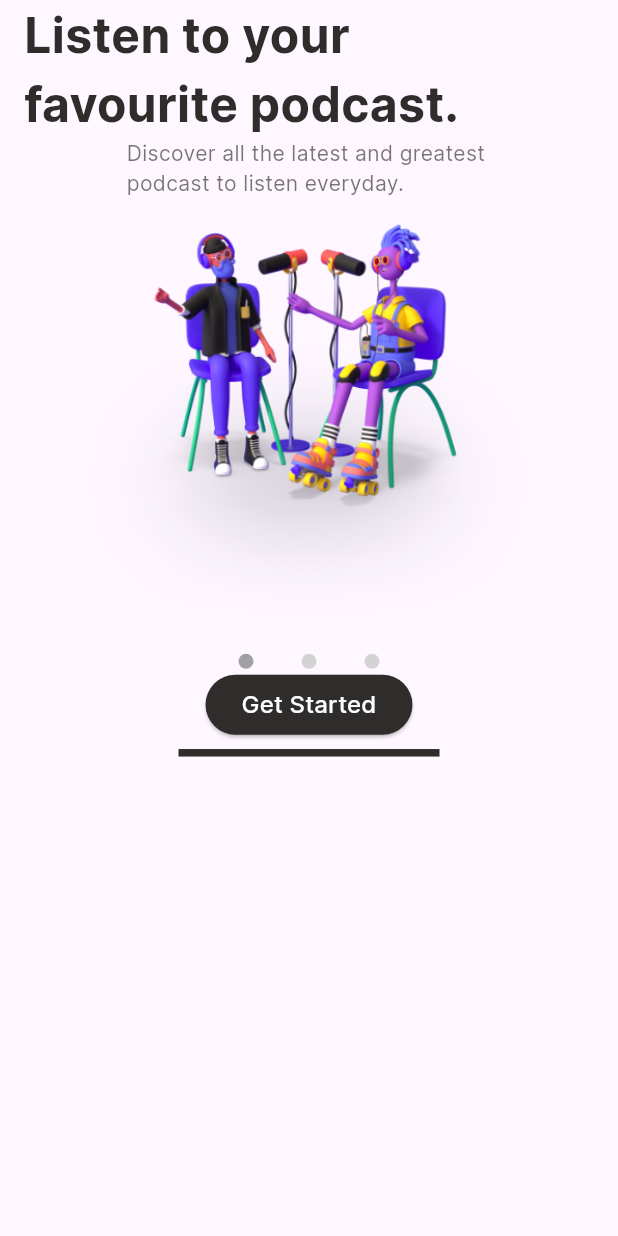
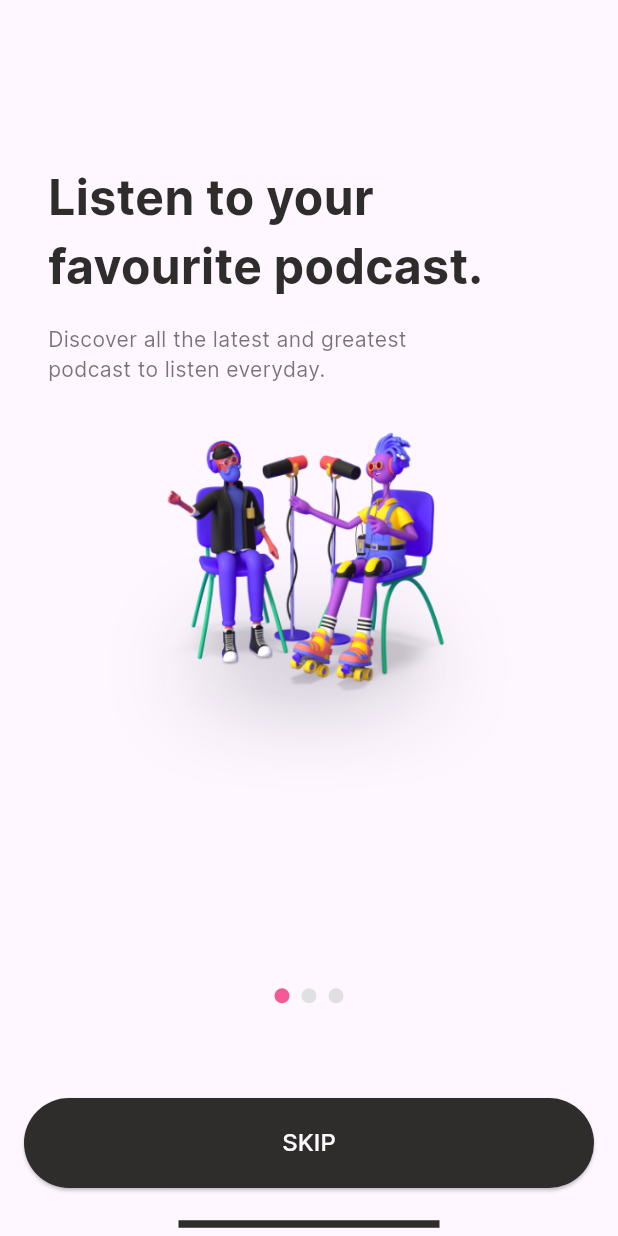
Before and after one commit to codinggero/class, a Flutter app: the screen it shows after launch, on a phone screen of 412 x 824 dp. Run offline on Flutter 3.47's test engine with Material 2 defaults, Android fonts, the phone set to English and light mode, and no system bars.

Commit message:
first commit

```diff
--- /dev/null
+++ b/class-3/code/lib/app_constant.dart
@@ -0,0 +1,12 @@
+import 'package:flutter/material.dart';
+
+const Color colorActive = Color(0xFFF35B96);
+const Color colorInactive = Color(0xFFE0E0E0);
+
+const Color black = Color(0xff2f2c2c);
+const Color grey = Color(0xa62f2c2c);
+const Color darkGrey = Color(0xffa1a0a2);
+const Color lightGrey = Color(0xffd3d3d4);
+const Color white = Color(0xfffdfdff);
+
+const String fontFamily = 'Inter';
--- a/class-3/code/lib/main.dart
+++ b/class-3/code/lib/main.dart
@@ -1,4 +1,7 @@
 import 'package:flutter/material.dart';
+
+import 'app_constant.dart';
+import 'professional.dart';
 
 void main() {
   runApp(const MyApp());
@@ -32,7 +35,7 @@ class MyApp extends StatelessWidget {
         colorScheme: ColorScheme.fromSeed(seedColor: Colors.deepPurple),
         useMaterial3: true,
       ),
-      home: const MyHomePage(title: 'Flutter Demo Home Page'),
+      home: const Professional(),
     );
   }
 }
@@ -60,14 +63,6 @@ class _MyHomePageState extends State<MyHomePage> {
   Widget build(BuildContext context) {
     double width = MediaQuery.of(context).size.width;
 
-    Color black = const Color(0xff2f2c2c);
-    Color grey = const Color(0xa62f2c2c);
-    Color darkGrey = const Color(0xffa1a0a2);
-    Color lightGrey = const Color(0xffd3d3d4);
-    Color white = const Color(0xfffdfdff);
-
-    String? fontFamily = 'Inter';
-
     return SafeArea(
       child: Scaffold(
         body: Padding(
@@ -77,7 +72,7 @@ class _MyHomePageState extends State<MyHomePage> {
             children: [
               SizedBox(
                 width: width,
-                child: Text(
+                child: const Text(
                   'Listen to your \nfavourite podcast.',
                   style: TextStyle(
                     fontFamily: fontFamily,
@@ -87,7 +82,7 @@ class _MyHomePageState extends State<MyHomePage> {
                   ),
                 ),
               ),
-              Text(
+              const Text(
                 'Discover all the latest and greatest \npodcast to listen everyday.',
                 style: TextStyle(
                   fontFamily: fontFamily,
@@ -137,7 +132,7 @@ class _MyHomePageState extends State<MyHomePage> {
                   backgroundColor: black,
                 ),
                 onPressed: () {},
-                child: Text(
+                child: const Text(
                   'Get Started',
                   style: TextStyle(
                     fontFamily: fontFamily,
--- /dev/null
+++ b/class-3/code/lib/professional.dart
@@ -0,0 +1,176 @@
+import 'package:flutter/material.dart';
+
+import 'app_constant.dart';
+
+class Professional extends StatefulWidget {
+  const Professional({super.key});
+
+  @override
+  ProfessionalState createState() => ProfessionalState();
+}
+
+class ProfessionalState extends State<Professional> {
+  int currentPage = 0;
+  String button = 'SKIP';
+  late PageController controller;
+
+  List itemCount = [
+    {
+      'title': 'Listen to your \nfavourite podcast.',
+      'subtitle':
+          'Discover all the latest and greatest \npodcast to listen everyday.',
+      'image': 'assets/images/1.png',
+    },
+    {
+      'title': 'Listen to your \nfavourite podcast.',
+      'subtitle':
+          'Discover all the latest and greatest \npodcast to listen everyday.',
+      'image': 'assets/images/2.png',
+    },
+    {
+      'title': 'Listen to your \nfavourite podcast.',
+      'subtitle':
+          'Discover all the latest and greatest \npodcast to listen everyday.',
+      'image': 'assets/images/3.png',
+    }
+  ];
+
+  @override
+  void initState() {
+    super.initState();
+    controller = PageController();
+  }
+
+  @override
+  void dispose() {
+    controller.dispose();
+    super.dispose();
+  }
+
+  void onPageChanged(int page) {
+    if (page == 2) {
+      setState(() {
+        button = 'Get Started';
+      });
+    } else {
+      setState(() {
+        button = 'SKIP';
+      });
+    }
+    setState(() {
+      currentPage = page;
+    });
+  }
+
+  @override
+  Widget build(BuildContext context) {
+    return SafeArea(
+      child: Scaffold(
+        body: Padding(
+          padding: const EdgeInsets.symmetric(horizontal: 16),
+          child: Flex(
+            direction: Axis.vertical,
+            mainAxisAlignment: MainAxisAlignment.center,
+            children: <Widget>[
+              Flexible(
+                flex: 9,
+                child: PageView.builder(
+                  itemCount: itemCount.length,
+                  controller: controller,
+                  physics: const BouncingScrollPhysics(),
+                  onPageChanged: onPageChanged,
+                  itemBuilder: (BuildContext context, int index) {
+                    return Padding(
+                      padding: const EdgeInsets.symmetric(horizontal: 16),
+                      child: Column(
+                        mainAxisAlignment: MainAxisAlignment.center,
+                        children: [
+                          SizedBox(
+                            width: MediaQuery.of(context).size.width,
+                            child: Text(
+                              itemCount[index]['title'],
+                              style: const TextStyle(
+                                fontFamily: fontFamily,
+                                fontSize: 32,
+                                color: black,
+                                fontWeight: FontWeight.w700,
+                              ),
+                            ),
+                          ),
+                          const SizedBox(height: 16),
+                          SizedBox(
+                            width: MediaQuery.of(context).size.width,
+                            child: Text(
+                              itemCount[index]['subtitle'],
+                              style: const TextStyle(
+                                fontFamily: fontFamily,
+                                fontSize: 14,
+                                color: grey,
+                              ),
+                            ),
+                          ),
+                          const SizedBox(height: 16),
+                          Image(image: AssetImage(itemCount[index]['image'])),
+                        ],
+                      ),
+                    );
+                  },
+                ),
+              ),
+              Expanded(
+                child: Stack(
+                  alignment: AlignmentDirectional.topStart,
+                  children: <Widget>[
+                    Row(
+                      mainAxisSize: MainAxisSize.min,
+                      mainAxisAlignment: MainAxisAlignment.center,
+                      children: <Widget>[
+                        for (int i = 0; i < itemCount.length; i++)
+                          Container(
+                            width: 10,
+                            height: 10,
+                            margin: const EdgeInsets.only(left: 4, right: 4),
+                            child: DecoratedBox(
+                              decoration: BoxDecoration(
+                                shape: BoxShape.rectangle,
+                                color: i == currentPage
+                                    ? colorActive
+                                    : colorInactive,
+                                borderRadius: BorderRadius.circular(100),
+                              ),
+                            ),
+                          ),
+                      ],
+                    ),
+                  ],
+                ),
+              ),
+              ElevatedButton(
+                style: ElevatedButton.styleFrom(
+                  minimumSize: const Size(double.maxFinite, 60),
+                  backgroundColor: black,
+                ),
+                onPressed: () {},
+                child: Text(
+                  button,
+                  style: const TextStyle(
+                    fontFamily: fontFamily,
+                    fontSize: 16,
+                    color: white,
+                  ),
+                ),
+              ),
+              const SizedBox(height: 16),
+              Divider(
+                indent: MediaQuery.of(context).size.width * 0.25,
+                endIndent: MediaQuery.of(context).size.width * 0.25,
+                thickness: 5,
+                color: black,
+              )
+            ],
+          ),
+        ),
+      ),
+    );
+  }
+}
```
